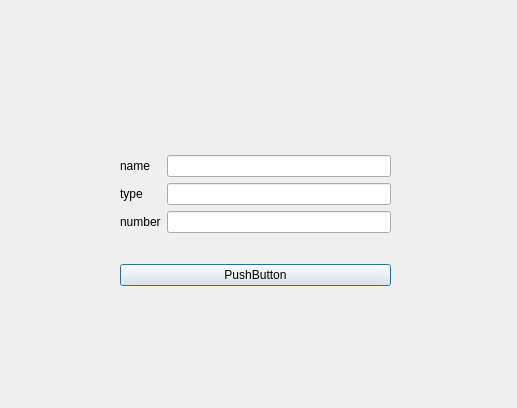
Qt form phone_book/addacc.ui (amirsoleimani7/Qt_PhoneBook) before a commit.
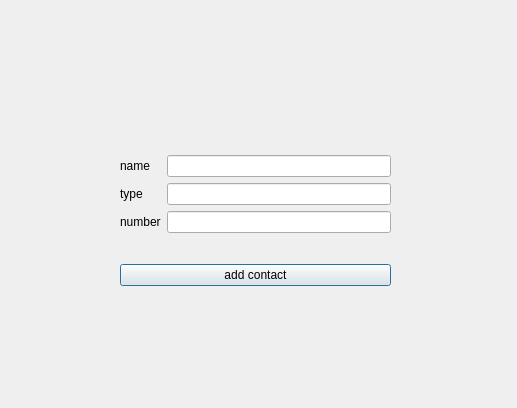
The same form after that commit.

What changed in the file:
```diff
--- a/phone_book/addacc.ui
+++ b/phone_book/addacc.ui
@@ -13,7 +13,7 @@
   <property name="windowTitle">
    <string>Dialog</string>
   </property>
-  <widget class="QWidget" name="">
+  <widget class="QWidget" name="layoutWidget">
    <property name="geometry">
     <rect>
      <x>120</x>
@@ -68,7 +68,7 @@
     <item>
      <widget class="QPushButton" name="pushButton_add_contact">
       <property name="text">
-       <string>PushButton</string>
+       <string>add contact</string>
       </property>
      </widget>
     </item>
```
